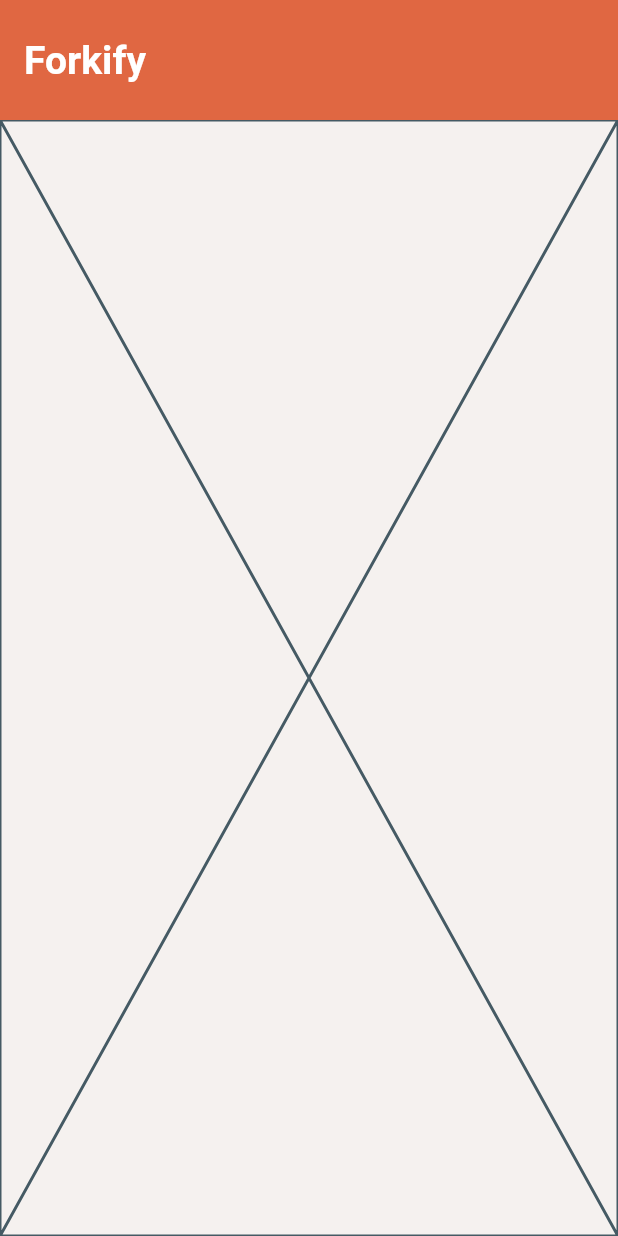
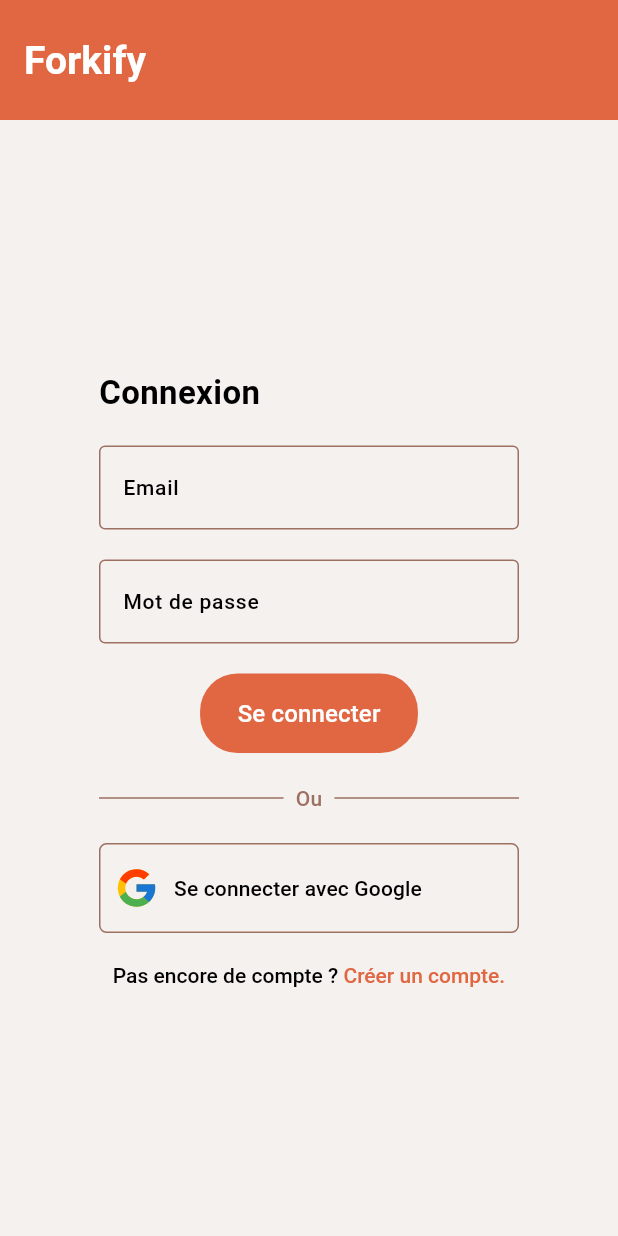
Before and after one commit to YBallanger/forkify, a Flutter app: the screen it shows after launch, on a phone screen of 412 x 824 dp. Run offline on Flutter 3.47's test engine with Material 3 defaults, Android fonts, the light colour scheme and no system bars; our stand-ins replace firebase_auth, firebase_core, flutter_svg, go_router; accounts and stored records are empty; generated files the repository leaves out were written again; Roboto replaces fonts that are missing (roboto).

Commit message:
:sparkles: feat: visuel page de connexion

```diff
--- /dev/null
+++ b/devtools_options.yaml
@@ -0,0 +1,3 @@
+description: This file stores settings for Dart & Flutter DevTools.
+documentation: https://docs.flutter.dev/tools/devtools/extensions#configure-extension-enablement-states
+extensions:
--- a/lib/res/fonts.dart
+++ b/lib/res/fonts.dart
@@ -6,6 +6,9 @@ class Fonts {
 
   static final TextStyle bodyMedium = TextStyle(
       fontFamily: "roboto", fontSize: 14, fontWeight: FontWeight.w500);
+
+  static final TextStyle bodyLarge = TextStyle(
+      fontFamily: "roboto", fontSize: 16, fontWeight: FontWeight.w500);
 
   static final TextStyle boldBodyMedium = TextStyle(
       fontFamily: "roboto", fontSize: 14, fontWeight: FontWeight.w700);
--- a/lib/res/theme/app_theme.dart
+++ b/lib/res/theme/app_theme.dart
@@ -19,6 +19,13 @@ class AppTheme {
         selectedLabelStyle: Fonts.bodyMedium,
         unselectedLabelStyle: Fonts.bodyMedium,
       ),
+      dividerTheme: DividerThemeData(
+        color: colorScheme.outline
+      ),
+      inputDecorationTheme: InputDecorationTheme(
+        border: OutlineInputBorder(),
+        labelStyle: Fonts.bodyMedium
+      )
     );
   }
 
--- /dev/null
+++ b/lib/view/feature/googleSignIn/google_sign_in.feature.dart
@@ -0,0 +1,39 @@
+import 'package:flutter/material.dart';
+import 'package:flutter_svg/svg.dart';
+import 'package:forkify/res/fonts.dart';
+
+class GoogleSignIn extends StatelessWidget {
+  const GoogleSignIn({super.key});
+
+  @override
+  Widget build(BuildContext context) {
+    return OutlinedButton(
+      onPressed: () {},
+      style: ElevatedButton.styleFrom(
+        minimumSize: Size.fromHeight(60),
+        padding: EdgeInsets.all(10),
+        shape: RoundedRectangleBorder(
+          borderRadius: BorderRadius.circular(5),
+        ),
+      ),
+      child: Row(
+        children: [
+          SvgPicture.asset(
+            "asset/google.svg",
+            height: 30,
+          ),
+          SizedBox(
+            width: 10,
+          ),
+          Expanded(
+            child: Text(
+              "Se connecter avec Google",
+              style: Fonts.bodyMedium
+                  .apply(color: Theme.of(context).colorScheme.onSurface),
+            ),
+          ),
+        ],
+      ),
+    );
+  }
+}
--- /dev/null
+++ b/lib/view/feature/loginForm/login_form.feature.dart
@@ -0,0 +1,62 @@
+import 'package:flutter/gestures.dart';
+import 'package:flutter/material.dart';
+import 'package:flutter_svg/svg.dart';
+import 'package:forkify/res/fonts.dart';
+import 'package:forkify/view/feature/googleSignIn/google_sign_in.feature.dart';
+
+class LoginForm extends StatefulWidget {
+  const LoginForm({super.key});
+
+  @override
+  State<LoginForm> createState() => _LoginFormState();
+}
+
+class _LoginFormState extends State<LoginForm> {
+  final _formKey = GlobalKey<FormState>();
+
+  @override
+  Widget build(BuildContext context) {
+    return Form(
+      key: _formKey,
+      child: Column(
+        mainAxisAlignment: MainAxisAlignment.center,
+        crossAxisAlignment: CrossAxisAlignment.start,
+        children: [
+          Text(
+            "Connexion",
+            style: Fonts.titleMedium,
+          ),
+          SizedBox(height: 20),
+          TextFormField(
+            decoration: InputDecoration(
+              labelText: "Email",
+            ),
+          ),
+          SizedBox(height: 20),
+          TextFormField(
+            decoration: InputDecoration(
+              labelText: "Mot de passe",
+            ),
+            obscureText: true,
+          ),
+          SizedBox(height: 20),
+          Center(
+            child: FilledButton(
+              onPressed: () {},
+              style: ElevatedButton.styleFrom(
+                padding: EdgeInsets.symmetric(horizontal: 25, vertical: 15),
+                shape: RoundedRectangleBorder(
+                  borderRadius: BorderRadius.circular(25),
+                ),
+              ),
+              child: Text(
+                "Se connecter",
+                style: Fonts.bodyLarge,
+              ),
+            ),
+          ),
+        ],
+      ),
+    );
+  }
+}
--- a/lib/view/screen/login.screen.dart
+++ b/lib/view/screen/login.screen.dart
@@ -1,10 +1,61 @@
+import 'package:flutter/gestures.dart';
 import 'package:flutter/material.dart';
+import 'package:forkify/res/fonts.dart';
+import 'package:forkify/view/feature/googleSignIn/google_sign_in.feature.dart';
+import 'package:forkify/view/feature/loginForm/login_form.feature.dart';
 
 class LoginScreen extends StatelessWidget {
   const LoginScreen({super.key});
 
   @override
   Widget build(BuildContext context) {
-    return const Placeholder();
+    return Center(
+      child: Container(
+        constraints: BoxConstraints(maxWidth: 300),
+        padding: EdgeInsets.all(10),
+        child: Column(
+          mainAxisAlignment: MainAxisAlignment.center,
+          children: [
+            LoginForm(),
+            SizedBox(height: 20),
+            Row(
+              children: <Widget>[
+                Expanded(child: Divider()),
+                Padding(
+                  padding: const EdgeInsets.symmetric(horizontal: 8.0),
+                  child: Text(
+                    "Ou",
+                    style: Fonts.bodyMedium
+                        .apply(color: Theme.of(context).colorScheme.outline),
+                  ),
+                ),
+                Expanded(child: Divider()),
+              ],
+            ),
+            SizedBox(height: 20),
+            GoogleSignIn(),
+            SizedBox(height: 20),
+            RichText(
+              text: TextSpan(
+                style: Fonts.bodyMedium
+                    .apply(color: Theme.of(context).colorScheme.onSurface),
+                children: <TextSpan>[
+                  TextSpan(text: "Pas encore de compte ? "),
+                  TextSpan(
+                    text: "Créer un compte.",
+                    style:
+                        TextStyle(color: Theme.of(context).colorScheme.primary),
+                    recognizer: TapGestureRecognizer()
+                      ..onTap = () {
+                        print('Création de compte');
+                      },
+                  ),
+                ],
+              ),
+            )
+          ],
+        ),
+      ),
+    );
   }
 }
--- a/pubspec.yaml
+++ b/pubspec.yaml
@@ -24,5 +24,6 @@ flutter:
   uses-material-design: true
 
   assets:
+    - asset/
     - asset/medal/
     - asset/someStats/
```
Also changed, not shown: asset/google.svg (added).
